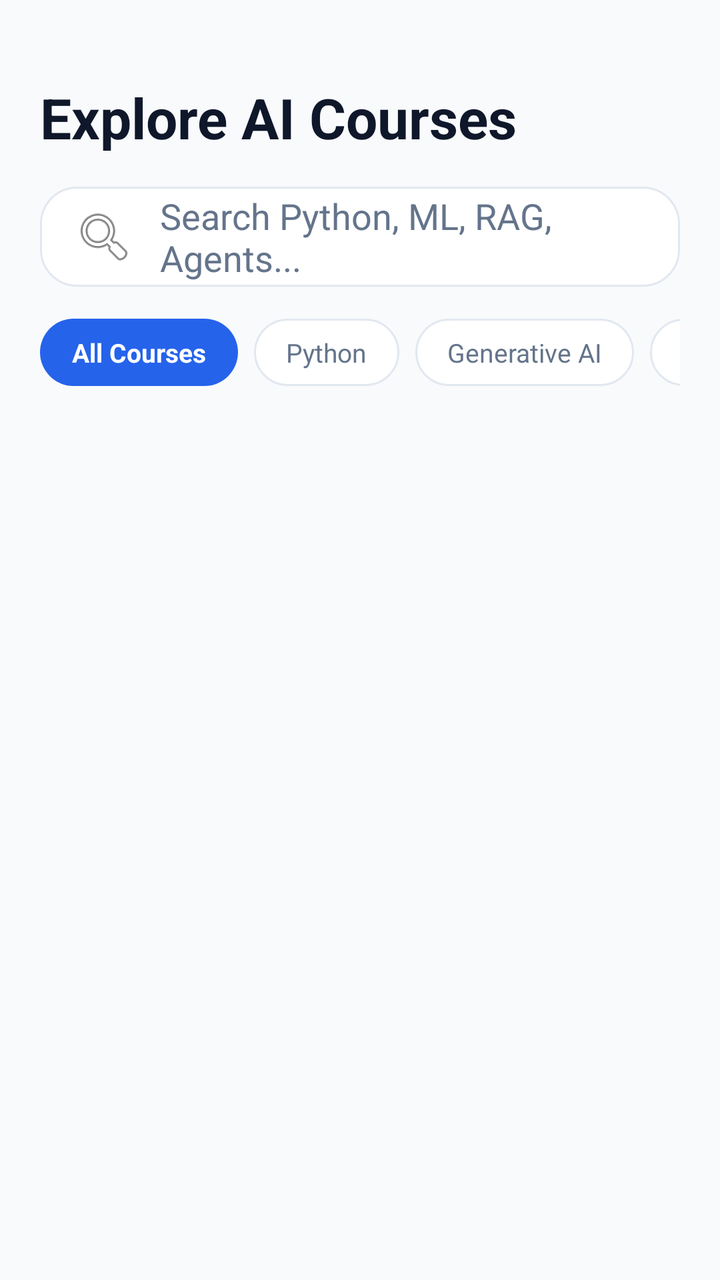
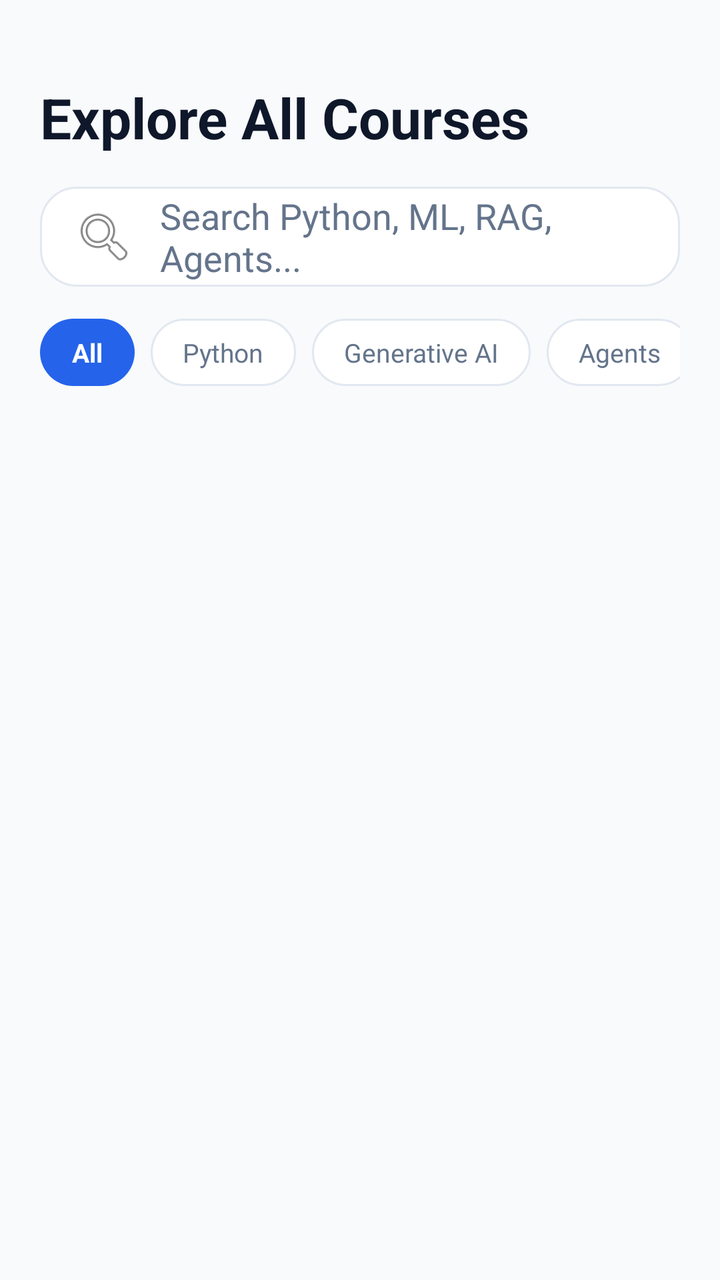

The first picture is an Android layout as it rendered before a commit; the second is the same layout after the commit. The layout source and the unified diff follow.
<!-- AndroidManifest.xml: application theme Theme.CertifAI -->
<!-- res/layout/fragment_explore.xml -->
<?xml version="1.0" encoding="utf-8"?>
<androidx.constraintlayout.widget.ConstraintLayout xmlns:android="http://schemas.android.com/apk/res/android"
    xmlns:app="http://schemas.android.com/apk/res-auto"
    android:layout_width="match_parent"
    android:layout_height="match_parent"
    android:background="@color/bg_light"
    android:padding="20dp">

    <TextView
        android:id="@+id/tvTitle"
        android:layout_width="0dp"
        android:layout_height="wrap_content"
        android:layout_marginTop="20dp"
        android:text="Explore AI Courses"
        android:textColor="@color/text_primary_light"
        android:textSize="28sp"
        android:textStyle="bold"
        app:layout_constraintEnd_toEndOf="parent"
        app:layout_constraintStart_toStartOf="parent"
        app:layout_constraintTop_toTopOf="parent" />

    <EditText
        android:id="@+id/etSearch"
        android:layout_width="0dp"
        android:layout_height="50dp"
        android:layout_marginTop="16dp"
        android:autofillHints="name"
        android:background="@drawable/bg_card_surface"
        android:drawableStart="@android:drawable/ic_menu_search"
        android:drawablePadding="12dp"
        android:hint="Search Python, ML, RAG, Agents..."
        android:paddingHorizontal="16dp"
        android:textColor="@color/text_primary_light"
        android:textColorHint="@color/text_secondary_light"
        app:layout_constraintEnd_toEndOf="parent"
        app:layout_constraintStart_toStartOf="parent"
        app:layout_constraintTop_toBottomOf="@id/tvTitle" />

    <HorizontalScrollView
        android:id="@+id/hsvFilters"
        android:layout_width="0dp"
        android:layout_height="wrap_content"
        android:layout_marginTop="16dp"
        android:scrollbars="none"
        app:layout_constraintEnd_toEndOf="parent"
        app:layout_constraintStart_toStartOf="parent"
        app:layout_constraintTop_toBottomOf="@id/etSearch">

        <LinearLayout
            android:layout_width="wrap_content"
            android:layout_height="wrap_content"
            android:orientation="horizontal">

            <TextView
                android:layout_width="wrap_content"
                android:layout_height="wrap_content"
                android:layout_marginEnd="8dp"
                android:background="@drawable/bg_chip_selected"
                android:paddingHorizontal="16dp"
                android:paddingVertical="8dp"
                android:text="All Courses"
                android:textColor="@color/white"
                android:textSize="13sp"
                android:textStyle="bold" />

            <TextView
                android:layout_width="wrap_content"
                android:layout_height="wrap_content"
                android:layout_marginEnd="8dp"
                android:background="@drawable/bg_chip_unselected"
                android:paddingHorizontal="16dp"
                android:paddingVertical="8dp"
                android:text="Python"
                android:textColor="@color/text_secondary_light"
                android:textSize="13sp" />

            <TextView
                android:layout_width="wrap_content"
                android:layout_height="wrap_content"
                android:layout_marginEnd="8dp"
                android:background="@drawable/bg_chip_unselected"
                android:paddingHorizontal="16dp"
                android:paddingVertical="8dp"
                android:text="Generative AI"
                android:textColor="@color/text_secondary_light"
                android:textSize="13sp" />

            <TextView
                android:layout_width="wrap_content"
                android:layout_height="wrap_content"
                android:background="@drawable/bg_chip_unselected"
                android:paddingHorizontal="16dp"
                android:paddingVertical="8dp"
                android:text="Agents"
                android:textColor="@color/text_secondary_light"
                android:textSize="13sp" />

        </LinearLayout>
    </HorizontalScrollView>

</androidx.constraintlayout.widget.ConstraintLayout>
<!-- resources referenced by this layout -->
<resources>
  <color name="bg_light">#F8FAFC</color>
  <color name="text_primary_light">#0F172A</color>
  <color name="text_secondary_light">#64748B</color>
  <color name="white">#FFFFFFFF</color>
  <!-- drawable bg_card_surface (drawable) -->
  <?xml version="1.0" encoding="utf-8"?>
  <shape xmlns:android="http://schemas.android.com/apk/res/android"
      android:shape="rectangle">
      <solid android:color="@color/surface_light" />
      <corners android:radius="18dp" />
      <stroke
          android:width="1dp"
          android:color="@color/border_light" />
  </shape>
  <!-- drawable bg_chip_selected (drawable) -->
  <?xml version="1.0" encoding="utf-8"?>
  <shape xmlns:android="http://schemas.android.com/apk/res/android"
      android:shape="rectangle">
      <solid android:color="@color/electric_blue" />
      <corners android:radius="20dp" />
  </shape>
  <!-- drawable bg_chip_unselected (drawable) -->
  <?xml version="1.0" encoding="utf-8"?>
  <shape xmlns:android="http://schemas.android.com/apk/res/android"
      android:shape="rectangle">
      <solid android:color="@color/surface_light" />
      <stroke
          android:width="1dp"
          android:color="@color/border_light" />
      <corners android:radius="20dp" />
  </shape>
  <style name="Theme.CertifAI" parent="Base.Theme.CertifAI" />
  <color name="surface_light">#FFFFFF</color>
  <color name="border_light">#E2E8F0</color>
  <color name="electric_blue">#2563EB</color>
  <style name="Base.Theme.CertifAI" parent="Theme.Material3.DayNight.NoActionBar">
          <item name="colorPrimary">@color/electric_blue</item>
          <item name="colorOnPrimary">@color/white</item>
          <item name="colorSecondary">@color/cyan_accent</item>
          <item name="android:statusBarColor">@color/bg_light</item>
          <item name="android:windowLightStatusBar">true</item>
          <item name="android:windowBackground">@color/bg_light</item>
      </style>
  <color name="cyan_accent">#06B6D4</color>
</resources>

<!-- the commit's change to res/layout/fragment_explore.xml (unified diff, before → after) -->
@@ -1,6 +1,7 @@
 <?xml version="1.0" encoding="utf-8"?>
 <androidx.constraintlayout.widget.ConstraintLayout xmlns:android="http://schemas.android.com/apk/res/android"
     xmlns:app="http://schemas.android.com/apk/res-auto"
+    xmlns:tools="http://schemas.android.com/tools"
     android:layout_width="match_parent"
     android:layout_height="match_parent"
     android:background="@color/bg_light"
@@ -11,7 +12,7 @@
         android:layout_width="0dp"
         android:layout_height="wrap_content"
         android:layout_marginTop="20dp"
-        android:text="Explore AI Courses"
+        android:text="Explore All Courses"
         android:textColor="@color/text_primary_light"
         android:textSize="28sp"
         android:textStyle="bold"
@@ -58,7 +59,7 @@
                 android:background="@drawable/bg_chip_selected"
                 android:paddingHorizontal="16dp"
                 android:paddingVertical="8dp"
-                android:text="All Courses"
+                android:text="All"
                 android:textColor="@color/white"
                 android:textSize="13sp"
                 android:textStyle="bold" />
@@ -98,4 +99,207 @@
         </LinearLayout>
     </HorizontalScrollView>
 
+    
+    <androidx.recyclerview.widget.RecyclerView
+        android:id="@+id/rvExploreCourses"
+        android:layout_width="0dp"
+        android:layout_height="0dp"
+        android:layout_marginTop="16dp"
+        android:clipToPadding="false"
+        android:paddingBottom="24dp"
+        app:layout_constraintBottom_toBottomOf="parent"
+        app:layout_constraintEnd_toEndOf="parent"
+        app:layout_constraintStart_toStartOf="parent"
+        app:layout_constraintTop_toBottomOf="@id/hsvFilters"
+        tools:listitem="@layout/item_course_carousel" />
+
 </androidx.constraintlayout.widget.ConstraintLayout>
+<!-- res/layout/item_course_carousel.xml (included above) -->
+<?xml version="1.0" encoding="utf-8"?>
+<androidx.cardview.widget.CardView xmlns:android="http://schemas.android.com/apk/res/android"
+    xmlns:app="http://schemas.android.com/apk/res-auto"
+    xmlns:tools="http://schemas.android.com/tools"
+    android:layout_width="match_parent"
+    android:layout_height="350dp"
+    android:layout_marginHorizontal="16dp"
+    android:layout_marginVertical="24dp"
+    app:cardBackgroundColor="@color/surface_light"
+    app:cardCornerRadius="28dp"
+    app:cardElevation="8dp">
+
+    <androidx.constraintlayout.widget.ConstraintLayout
+        android:layout_width="match_parent"
+        android:layout_height="match_parent"
+        android:background="@drawable/bg_card_surface"
+        android:padding="24dp">
+
+        
+        <TextView
+            android:id="@+id/tvStageBadge"
+            android:layout_width="wrap_content"
+            android:layout_height="wrap_content"
+            android:background="@drawable/bg_chip_selected"
+            android:paddingHorizontal="14dp"
+            android:paddingVertical="6dp"
+            android:text="Stage 2 of 10"
+            android:textColor="@color/white"
+            android:textSize="12sp"
+            android:textStyle="bold"
+            app:layout_constraintStart_toStartOf="parent"
+            app:layout_constraintTop_toTopOf="parent" />
+
+        
+        <TextView
+            android:id="@+id/tvRating"
+            android:layout_width="wrap_content"
+            android:layout_height="wrap_content"
+            android:background="#102563EB"
+            android:paddingHorizontal="12dp"
+            android:paddingVertical="6dp"
+            android:text="★ 4.9"
+            android:textColor="@color/electric_blue"
+            android:textSize="12sp"
+            android:textStyle="bold"
+            app:layout_constraintEnd_toEndOf="parent"
+            app:layout_constraintTop_toTopOf="parent" />
+
+        
+        <TextView
+            android:id="@+id/tvCourseTitle"
+            android:layout_width="0dp"
+            android:layout_height="wrap_content"
+            android:layout_marginTop="20dp"
+            android:text="Python for AI &amp; Automation"
+            android:textColor="@color/text_primary_light"
+            android:textSize="24sp"
+            android:textStyle="bold"
+            app:layout_constraintEnd_toEndOf="parent"
+            app:layout_constraintStart_toStartOf="parent"
+            app:layout_constraintTop_toBottomOf="@id/tvStageBadge" />
+
+        
+        <LinearLayout
+            android:id="@+id/llMetadata"
+            android:layout_width="0dp"
+            android:layout_height="wrap_content"
+            android:layout_marginTop="12dp"
+            android:orientation="horizontal"
+            app:layout_constraintEnd_toEndOf="parent"
+            app:layout_constraintStart_toStartOf="parent"
+            app:layout_constraintTop_toBottomOf="@id/tvCourseTitle">
+
+            <TextView
+                android:id="@+id/tvCategory"
+                android:layout_width="wrap_content"
+                android:layout_height="wrap_content"
+                android:layout_marginEnd="8dp"
+                android:background="#102563EB"
+                android:paddingHorizontal="10dp"
+                android:paddingVertical="4dp"
+                android:text="Python"
+                android:textColor="@color/electric_blue"
+                android:textSize="12sp"
+                android:textStyle="bold" />
+
+            <TextView
+                android:id="@+id/tvLevel"
+                android:layout_width="wrap_content"
+                android:layout_height="wrap_content"
+                android:layout_marginEnd="8dp"
+                android:background="@color/border_light"
+                android:paddingHorizontal="10dp"
+                android:paddingVertical="4dp"
+                android:text="Beginner"
+                android:textColor="@color/text_secondary_light"
+                android:textSize="12sp" />
+
+            <TextView
+                android:id="@+id/tvDuration"
+                android:layout_width="wrap_content"
+                android:layout_height="wrap_content"
+                android:background="@color/border_light"
+                android:paddingHorizontal="10dp"
+                android:paddingVertical="4dp"
+                android:text="12 Hours"
+                android:textColor="@color/text_secondary_light"
+                android:textSize="12sp" />
+        </LinearLayout>
+
+        
+        <TextView
+            android:id="@+id/tvDescription"
+            android:layout_width="0dp"
+            android:layout_height="wrap_content"
+            android:layout_marginTop="16dp"
+            android:ellipsize="end"
+            android:maxLines="3"
+            android:text="Master Python fundamentals, modules, functions, API calls, and automated scripting designed specifically for AI workflows."
+            android:textColor="@color/text_secondary_light"
+            android:textSize="14sp"
+            app:layout_constraintEnd_toEndOf="parent"
+            app:layout_constraintStart_toStartOf="parent"
+            app:layout_constraintTop_toBottomOf="@id/llMetadata" />
+
+        
+        <LinearLayout
+            android:id="@+id/llProgress"
+            android:layout_width="0dp"
+            android:layout_height="wrap_content"
+            android:layout_marginTop="20dp"
+            android:orientation="vertical"
+            app:layout_constraintEnd_toEndOf="parent"
+            app:layout_constraintStart_toStartOf="parent"
+            app:layout_constraintTop_toBottomOf="@id/tvDescription">
+
+            <LinearLayout
+                android:layout_width="match_parent"
+                android:layout_height="wrap_content"
+                android:orientation="horizontal">
+
+                <TextView
+                    android:layout_width="0dp"
+                    android:layout_height="wrap_content"
+                    android:layout_weight="1"
+                    android:text="Course Progress"
+                    android:textColor="@color/text_secondary_light"
+                    android:textSize="12sp" />
+
+                <TextView
+                    android:id="@+id/tvProgressPercent"
+                    android:layout_width="wrap_content"
+                    android:layout_height="wrap_content"
+                    android:text="65%"
+                    android:textColor="@color/electric_blue"
+                    android:textSize="12sp"
+                    android:textStyle="bold" />
+            </LinearLayout>
+
+            <ProgressBar
+                android:id="@+id/pbProgress"
+                style="@android:style/Widget.ProgressBar.Horizontal"
+                android:layout_width="match_parent"
+                android:layout_height="8dp"
+                android:layout_marginTop="6dp"
+                android:max="100"
+                android:progress="65"
+                android:progressDrawable="@drawable/bg_primary_button" />
+        </LinearLayout>
+
+        
+        <Button
+            android:id="@+id/btnStartCourse"
+            android:layout_width="0dp"
+            android:layout_height="52dp"
+            android:background="@drawable/bg_primary_button"
+            android:text="▶  Resume Learning"
+            android:textAllCaps="false"
+            android:textColor="@color/white"
+            android:textSize="16sp"
+            android:textStyle="bold"
+            app:backgroundTint="@null"
+            app:layout_constraintBottom_toBottomOf="parent"
+            app:layout_constraintEnd_toEndOf="parent"
+            app:layout_constraintStart_toStartOf="parent" />
+
+    </androidx.constraintlayout.widget.ConstraintLayout>
+</androidx.cardview.widget.CardView>
<!-- resource entries referenced after the edit -->
@@ -31,6 +31,16 @@
           android:color="@color/border_light" />
       <corners android:radius="20dp" />
   </shape>
+  <!-- drawable bg_primary_button (drawable) -->
+  <?xml version="1.0" encoding="utf-8"?>
+  <shape xmlns:android="http://schemas.android.com/apk/res/android"
+      android:shape="rectangle">
+      <gradient
+          android:angle="45"
+          android:endColor="@color/cyan_accent"
+          android:startColor="@color/electric_blue" />
+      <corners android:radius="16dp" />
+  </shape>
   <style name="Theme.CertifAI" parent="Base.Theme.CertifAI" />
   <color name="surface_light">#FFFFFF</color>
   <color name="border_light">#E2E8F0</color>
